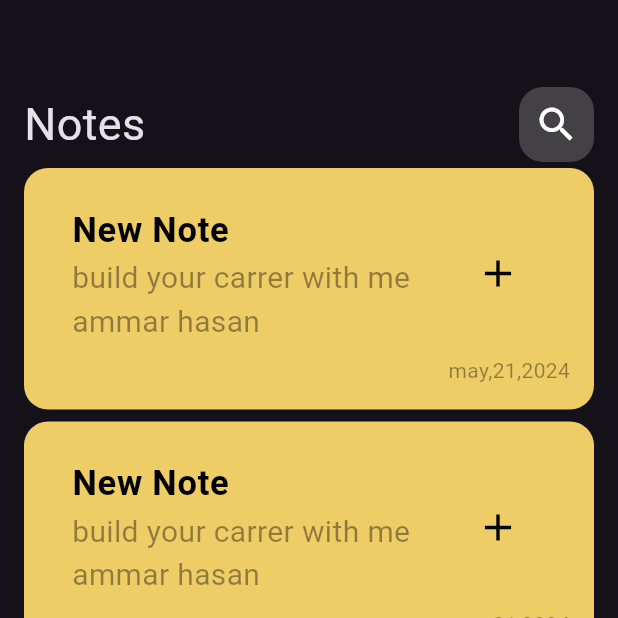
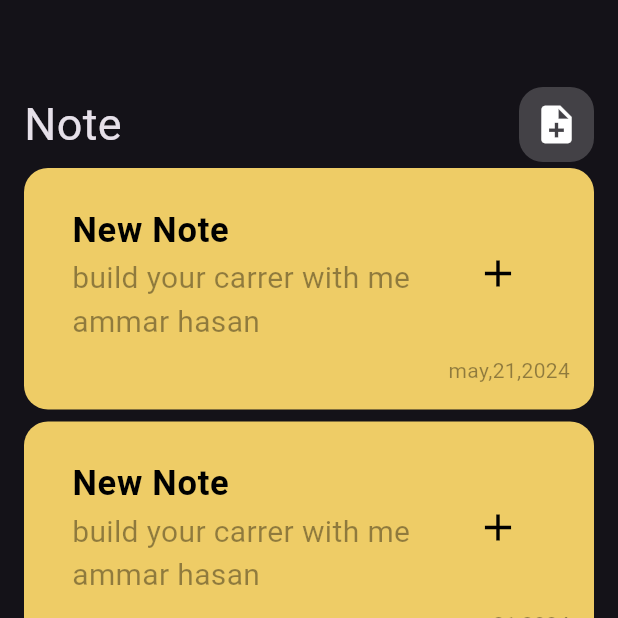
Before and after one commit to ATHEKILLER17/Noteapp, a Flutter app: the screen it shows after launch, on a phone screen of 412 x 824 dp, the top half of it. Run offline on Flutter 3.47's test engine with Material 3 defaults, Android fonts, the phone set to English and light mode, and no system bars.

Commit message:
add note item in shet

```diff
--- a/lib/views/notebage.dart
+++ b/lib/views/notebage.dart
@@ -1,7 +1,7 @@
 import 'package:flutter/material.dart';
 import 'package:noteapp/views/widgets/Note_listview.dart';
+import 'package:noteapp/views/widgets/addnoteiteminsheet.dart';
 import 'package:noteapp/views/widgets/custom_appbare.dart';
-import 'package:noteapp/views/widgets/custom_notegen.dart';
 
 class Notepage extends StatelessWidget {
   const Notepage({super.key});
@@ -24,19 +24,13 @@ class Notepage extends StatelessWidget {
           SizedBox(
             height: 50,
           ),
-          Customappbare(),
+          Customappbare(
+            name: 'Note',
+            icon: Icons.note_add,
+          ),
           Expanded(child: Notelistview()),
         ]),
       ),
     );
   }
 }
-
-class Addnoteitem extends StatelessWidget {
-  const Addnoteitem({super.key});
-
-  @override
-  Widget build(BuildContext context) {
-    return Container();
-  }
-}
--- a/lib/views/widgets/custom_appbare.dart
+++ b/lib/views/widgets/custom_appbare.dart
@@ -2,20 +2,21 @@ import 'package:flutter/material.dart';
 import 'package:noteapp/views/widgets/custom_icon.dart';
 
 class Customappbare extends StatelessWidget {
-  const Customappbare({super.key});
-
+  const Customappbare({super.key, required this.name, required this.icon});
+  final String name;
+  final IconData icon;
   @override
   Widget build(BuildContext context) {
-    return const Row(
+    return Row(
       mainAxisAlignment: MainAxisAlignment.spaceBetween,
       children: [
         Text(
-          'Notes',
-          style: TextStyle(
+          name,
+          style: const TextStyle(
             fontSize: 30,
           ),
         ),
-        Customicon(),
+        Customicon(icon: icon),
       ],
     );
   }
--- a/lib/views/widgets/custom_icon.dart
+++ b/lib/views/widgets/custom_icon.dart
@@ -1,8 +1,8 @@
 import 'package:flutter/material.dart';
 
 class Customicon extends StatelessWidget {
-  const Customicon({super.key});
-
+  const Customicon({super.key, required this.icon});
+  final IconData icon;
   @override
   Widget build(BuildContext context) {
     return Container(
@@ -13,8 +13,8 @@ class Customicon extends StatelessWidget {
         shape: BoxShape.rectangle,
         color: Colors.white.withOpacity(0.2),
       ),
-      child: const Icon(
-        Icons.search,
+      child: Icon(
+        icon,
         size: 30,
       ),
     );
--- a/lib/views/widgets/custom_notegen.dart
+++ b/lib/views/widgets/custom_notegen.dart
@@ -1,11 +1,20 @@
 import 'package:flutter/material.dart';
+import 'package:noteapp/views/edit_view.dart';
 
 class Custonnotegen extends StatelessWidget {
   const Custonnotegen({super.key});
 
   @override
   Widget build(BuildContext context) {
-    return Container(
+    return GestureDetector(
+      onTap: () {
+        Navigator.push(
+            context,
+            MaterialPageRoute(
+              builder: (context) => const Editview(),
+            ));
+      },
+      child: Container(
         padding: const EdgeInsets.all(16),
         decoration: const BoxDecoration(
           color: Color.fromARGB(255, 238, 204, 102),
@@ -39,6 +48,7 @@ class Custonnotegen extends StatelessWidget {
             )
           ],
         ),
+      ),
     );
   }
 }
```
Also changed, not shown: lib/views/edit_view.dart (added, +26 -0 lines), lib/views/widgets/addnoteiteminsheet.dart (added, +41 -0 lines). Lines whose indentation alone changed are shown as unchanged.
